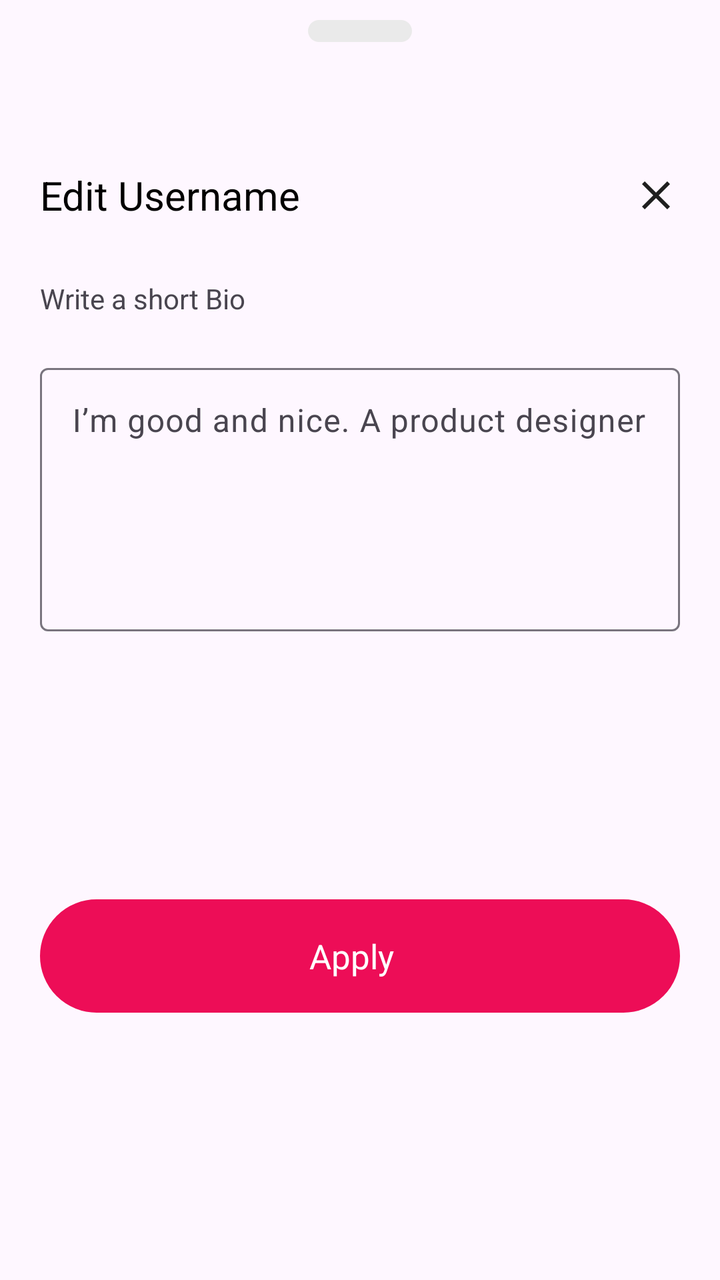
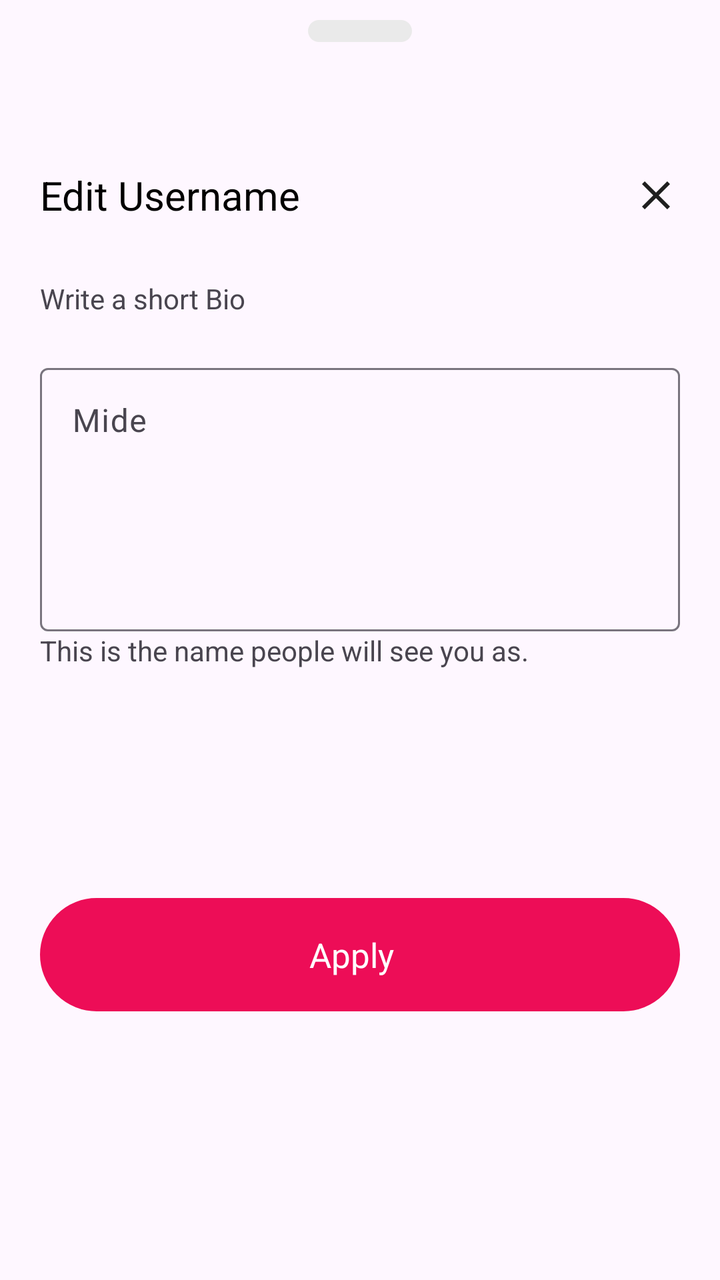

Compare the two renders of this Android layout. The source of the first and the diff that turns it into the second are given below.
<!-- AndroidManifest.xml: application theme Theme.You4me -->
<!-- res/layout/fragment_user_name_bottom_sheet.xml -->
<?xml version="1.0" encoding="utf-8"?>
<androidx.constraintlayout.widget.ConstraintLayout
    xmlns:app="http://schemas.android.com/apk/res-auto"
    xmlns:android="http://schemas.android.com/apk/res/android"
    xmlns:tools="http://schemas.android.com/tools"
    android:layout_width="match_parent"
    android:layout_height="match_parent"
    tools:context=".ui.profile.bottomsheet.UserNameBottomSheetFragment">



    <androidx.constraintlayout.widget.Guideline
        android:id="@+id/guidelineVertical1"
        android:layout_width="wrap_content"
        android:layout_height="wrap_content"
        android:orientation="horizontal"
        app:layout_constraintGuide_percent="0.1" />


    <ImageView
        android:id="@+id/imageView4"
        android:layout_width="wrap_content"
        android:layout_height="wrap_content"
        android:src="@drawable/top_arc_img"
        android:layout_marginTop="@dimen/margin_10dp"
        app:layout_constraintEnd_toEndOf="parent"
        app:layout_constraintStart_toStartOf="parent"
        app:layout_constraintTop_toTopOf="parent" />

    <TextView
        android:id="@+id/textView28"
        android:layout_width="wrap_content"
        android:layout_height="wrap_content"
        android:layout_margin="@dimen/margin_20dp"
        android:text="Edit Username"
        android:textColor="@color/black"
        android:textSize="@dimen/text_size_20sp"
        app:layout_constraintStart_toStartOf="parent"
        app:layout_constraintTop_toTopOf="@+id/guidelineVertical1" />

    <ImageView
        android:id="@+id/cancel_icon"
        android:layout_width="wrap_content"
        android:layout_height="wrap_content"
        android:layout_marginEnd="@dimen/margin_10dp"
        android:src="@drawable/cancel_icon"
        app:layout_constraintBottom_toBottomOf="@+id/textView28"
        app:layout_constraintEnd_toEndOf="parent"
        app:layout_constraintTop_toTopOf="@+id/textView28" />


    <TextView
        android:id="@+id/textView55"
        android:layout_width="match_parent"
        android:layout_height="wrap_content"
        android:text="Write a short Bio"
        android:layout_margin="@dimen/margin_20dp"
        app:layout_constraintEnd_toEndOf="parent"
        app:layout_constraintStart_toStartOf="parent"
        app:layout_constraintTop_toBottomOf="@+id/cancel_icon" />

    <com.google.android.material.textfield.TextInputLayout
        android:id="@+id/bio_text"
        android:layout_width="0dp"
        android:layout_height="wrap_content"
        android:layout_marginTop="@dimen/margin_20dp"
        app:layout_constraintEnd_toEndOf="@+id/textView55"
        app:layout_constraintStart_toStartOf="@+id/textView55"
        app:layout_constraintTop_toBottomOf="@+id/textView55">

        <com.google.android.material.textfield.TextInputEditText
            android:id="@+id/bio_text_tv"
            android:layout_width="match_parent"
            android:layout_height="wrap_content"
            android:gravity="start"
            android:hint="I’m good and nice. A product designer"
            android:lines="5">

        </com.google.android.material.textfield.TextInputEditText>
    </com.google.android.material.textfield.TextInputLayout>

    <LinearLayout
        android:id="@+id/save_btn"
        android:layout_width="0dp"
        android:layout_height="wrap_content"
        android:layout_marginTop="@dimen/margin_20dp"
        android:background="@drawable/rectangle_skip_for_now"
        android:backgroundTint="@color/primary_pink"
        android:gravity="center"
        android:layout_marginBottom="@dimen/margin_20dp"
        android:orientation="horizontal"
        android:padding="@dimen/padding_17dp"
        app:layout_constraintBottom_toBottomOf="parent"
        app:layout_constraintEnd_toEndOf="@+id/bio_text"
        app:layout_constraintStart_toStartOf="@+id/bio_text"
        app:layout_constraintTop_toBottomOf="@+id/bio_text">

        <TextView
            android:layout_width="wrap_content"
            android:layout_height="wrap_content"
            android:layout_marginEnd="8dp"
            android:text="Apply"
            android:textColor="@color/white"
            android:textSize="17sp" />

    </LinearLayout>


</androidx.constraintlayout.widget.ConstraintLayout>
<!-- resources referenced by this layout -->
<resources>
  <color name="black">#FF000000</color>
  <color name="primary_pink">#ED0D57</color>
  <color name="white">#FFFFFFFF</color>
  <dimen name="margin_10dp">10dp</dimen>
  <dimen name="margin_20dp">20dp</dimen>
  <dimen name="padding_17dp">17dp</dimen>
  <dimen name="text_size_20sp">20sp</dimen>
  <!-- drawable cancel_icon (drawable) -->
  <vector xmlns:android="http://schemas.android.com/apk/res/android"
      android:width="44dp"
      android:height="44dp"
      android:viewportWidth="44"
      android:viewportHeight="44">
    <path
        android:pathData="M16.4,29L15,27.6L20.6,22L15,16.4L16.4,15L22,20.6L27.6,15L29,16.4L23.4,22L29,27.6L27.6,29L22,23.4L16.4,29Z"
        android:fillColor="#1F1F1F"/>
  </vector>
  <!-- drawable rectangle_skip_for_now (drawable) -->
  <?xml version="1.0" encoding="UTF-8"?>
  <shape xmlns:android="http://schemas.android.com/apk/res/android" android:id="@+id/listview_background_shape">
      <padding android:left="2dp"
          android:top="2dp"
          android:right="2dp"
          android:bottom="2dp" />
      <corners android:radius="50dp" />
      <solid android:color="@color/white" />
      <stroke android:color="@color/primary_pink"
          android:width="1dp"/>
  </shape>
  <!-- drawable top_arc_img (drawable) -->
  <vector xmlns:android="http://schemas.android.com/apk/res/android"
      android:width="52dp"
      android:height="11dp"
      android:viewportWidth="52"
      android:viewportHeight="11">
    <path
        android:pathData="M5.5,0L46.5,0A5.5,5.5 0,0 1,52 5.5L52,5.5A5.5,5.5 0,0 1,46.5 11L5.5,11A5.5,5.5 0,0 1,0 5.5L0,5.5A5.5,5.5 0,0 1,5.5 0z"
        android:fillColor="#EAEAEA"/>
  </vector>
  <style name="Theme.You4me" parent="Base.Theme.You4me" />
  <style name="Base.Theme.You4me" parent="Theme.Material3.Light.NoActionBar">
          
           <item name="colorPrimary">@color/primary_pink</item>
      </style>
</resources>

<!-- the commit's change to res/layout/fragment_user_name_bottom_sheet.xml (unified diff, before → after) -->
@@ -73,27 +73,34 @@
             android:layout_width="match_parent"
             android:layout_height="wrap_content"
             android:gravity="start"
-            android:hint="I’m good and nice. A product designer"
+            android:hint="Mide"
             android:lines="5">
 
         </com.google.android.material.textfield.TextInputEditText>
     </com.google.android.material.textfield.TextInputLayout>
 
+    <TextView
+        android:id="@+id/textView36"
+        android:layout_width="wrap_content"
+        android:layout_height="wrap_content"
+        android:text="This is the name people will see you as."
+        app:layout_constraintStart_toStartOf="@+id/bio_text"
+        app:layout_constraintTop_toBottomOf="@+id/bio_text" />
+
     <LinearLayout
         android:id="@+id/save_btn"
         android:layout_width="0dp"
         android:layout_height="wrap_content"
-        android:layout_marginTop="@dimen/margin_20dp"
+        android:layout_marginBottom="@dimen/margin_20dp"
         android:background="@drawable/rectangle_skip_for_now"
         android:backgroundTint="@color/primary_pink"
         android:gravity="center"
-        android:layout_marginBottom="@dimen/margin_20dp"
         android:orientation="horizontal"
         android:padding="@dimen/padding_17dp"
         app:layout_constraintBottom_toBottomOf="parent"
         app:layout_constraintEnd_toEndOf="@+id/bio_text"
         app:layout_constraintStart_toStartOf="@+id/bio_text"
-        app:layout_constraintTop_toBottomOf="@+id/bio_text">
+        app:layout_constraintTop_toBottomOf="@+id/textView36">
 
         <TextView
             android:layout_width="wrap_content"
